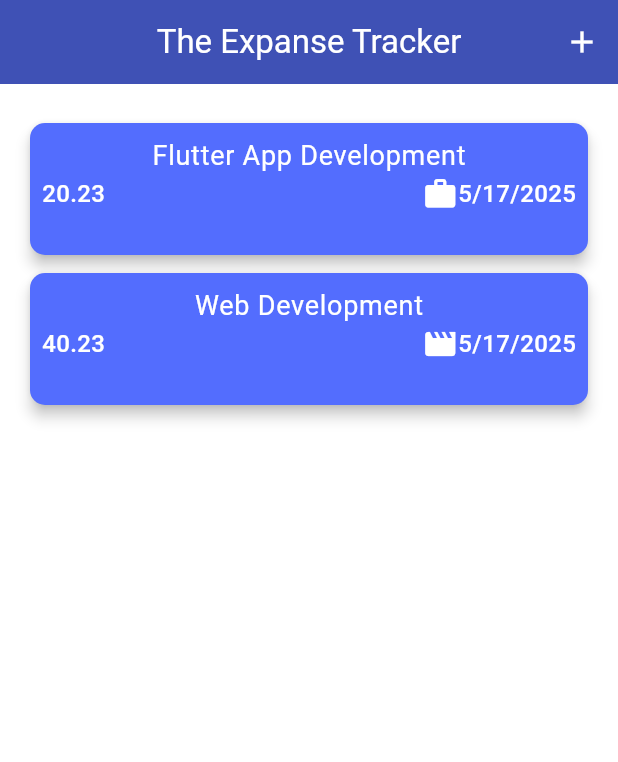
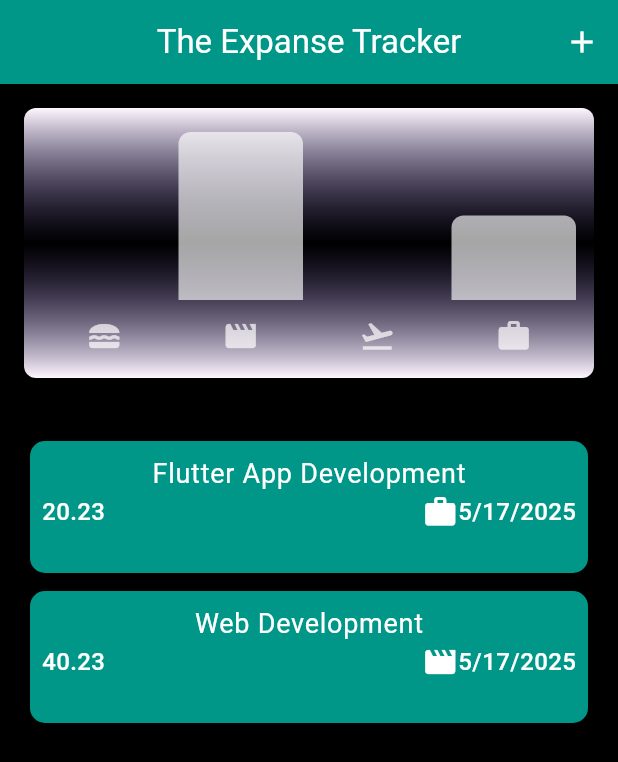
Before and after one commit to AdeelAhmadKhan36/Expanse_Tracking_App, a Flutter app: the screen it shows after launch, on a phone screen of 412 x 824 dp. Shown: the top 762 px of the screen. Run offline on Flutter 3.47's test engine with Material 3 defaults, Android fonts, the phone set to English and light mode, and no system bars.

Commit message:
Chart and chartbar

```diff
--- a/lib/mvvm/config/app_themes/theme.dart
+++ b/lib/mvvm/config/app_themes/theme.dart
@@ -4,17 +4,17 @@ final ThemeData appTheme = ThemeData(
   useMaterial3: true,
 
   // Whole App Colors
-  scaffoldBackgroundColor: Colors.white,
+  scaffoldBackgroundColor: Colors.black,
 
   // AppBar Style
   appBarTheme: AppBarTheme(
-    backgroundColor: Colors.indigo,
+    backgroundColor: Colors.teal,
     foregroundColor: Colors.white,
   ),
 
   // Card Style
   cardTheme: CardTheme(
-    color: Colors.indigoAccent,
+    color: Colors.teal,
     // margin: EdgeInsets.all(10),
     elevation: 4,
     shape: RoundedRectangleBorder(
@@ -27,4 +27,33 @@ final ThemeData appTheme = ThemeData(
     bodyLarge: TextStyle(color: Colors.white, fontSize: 18),
     bodyMedium: TextStyle(color: Colors.black87),
   ),
+
+
 );
+
+
+final kColorScheme = ColorScheme.fromSeed(seedColor: Colors.deepPurple);
+final kDarkColorScheme = ColorScheme.fromSeed(
+  seedColor: Colors.deepPurple,
+  brightness: Brightness.dark,
+);
+
+final ThemeData lightTheme = ThemeData(
+  useMaterial3: true,
+  colorScheme: kColorScheme,
+  scaffoldBackgroundColor: Colors.white,
+  appBarTheme: AppBarTheme(
+    backgroundColor: kColorScheme.primaryContainer,
+    foregroundColor: Colors.white,
+  ),
+);
+
+final ThemeData darkTheme = ThemeData(
+  useMaterial3: true,
+  colorScheme: kDarkColorScheme,
+  scaffoldBackgroundColor: Colors.black,
+  appBarTheme: AppBarTheme(
+    backgroundColor: kDarkColorScheme.primaryContainer,
+    foregroundColor: Colors.white,
+  ),
+);
--- a/lib/mvvm/model/expense_model.dart
+++ b/lib/mvvm/model/expense_model.dart
@@ -36,5 +36,22 @@ class Expanse{
      return formatter.format(date);
    }
 
+}
+class ExpenseBucket {
+  final List<Expanse>expenses;
+  final Category category ;
+  const ExpenseBucket( {required this.category, required this.expenses});
 
+  ExpenseBucket.forCategory(List<Expanse> allExpesnes, this.category, )
+      :expenses =  allExpesnes.where((expense)=> expense.category==category ).toList();
+    double get totalExpense {
+
+      double sum=0;
+      for (final expense in expenses){
+        sum+=expense.amount;
+
+      }
+      return sum;
+
+    }
 }
--- a/lib/mvvm/view/home.dart
+++ b/lib/mvvm/view/home.dart
@@ -1,6 +1,7 @@
 import 'package:expense_tracking/mvvm/model/expense_model.dart';
 import 'package:flutter/material.dart';
 
+import '../widgets/chart/chart.dart';
 import '../widgets/expanses_list/expanse_list.dart' show ExpanseList;
 import '../widgets/new_expense.dart';
 
@@ -80,6 +81,7 @@ class _Home_ScreenState extends State<Home_Screen> {
       ),
       body: Column(
         children: [
+          Chart(expenses: _registeredExpenses ,),
           Expanded(
             child: Padding(
               padding: const EdgeInsets.symmetric(
--- /dev/null
+++ b/lib/mvvm/widgets/chart/chart.dart
@@ -0,0 +1,99 @@
+import 'package:flutter/material.dart';
+
+import '../../config/app_themes/theme.dart';
+import '../../model/expense_model.dart';
+import 'chart_bar.dart';
+
+class Chart extends StatelessWidget {
+  const Chart({super.key, required this.expenses});
+
+  final List<Expanse> expenses;
+
+  List<ExpenseBucket> get buckets {
+    return [
+      ExpenseBucket.forCategory(expenses, Category.food),
+      ExpenseBucket.forCategory(expenses, Category.leisure),
+      ExpenseBucket.forCategory(expenses, Category.travel),
+      ExpenseBucket.forCategory(expenses, Category.work),
+    ];
+  }
+
+  double get maxTotalExpense {
+    double maxTotalExpense = 0;
+
+    for (final bucket in buckets) {
+      if (bucket.totalExpense > maxTotalExpense) {
+        maxTotalExpense = bucket.totalExpense;
+      }
+    }
+
+    return maxTotalExpense;
+  }
+
+  @override
+  Widget build(BuildContext context) {
+    final isDarkMode =
+        MediaQuery.of(context).platformBrightness == Brightness.dark;
+    return Container(
+      margin: const EdgeInsets.all(16),
+      padding: const EdgeInsets.symmetric(
+        vertical: 16,
+        horizontal: 8,
+      ),
+      width: double.infinity,
+      height: 180,
+      decoration: BoxDecoration(
+        borderRadius: BorderRadius.circular(8),
+        gradient: LinearGradient(
+          colors: [
+
+            appTheme.cardColor,
+            Theme.of(context).colorScheme.primary.withOpacity(0.0),
+            appTheme.cardColor,
+
+          ],
+          begin: Alignment.bottomCenter,
+          end: Alignment.topCenter,
+        ),
+      ),
+      child: Column(
+        children: [
+          Expanded(
+            child: Row(
+              crossAxisAlignment: CrossAxisAlignment.end,
+              children: [
+                for (final bucket in buckets) // alternative to map()
+                  ChartBar(
+                    fill: bucket.totalExpense == 0
+                        ? 0
+                        : bucket.totalExpense / maxTotalExpense,
+                  )
+              ],
+            ),
+          ),
+          const SizedBox(height: 12),
+          Row(
+            children: buckets
+                .map(
+                  (bucket) => Expanded(
+                child: Padding(
+                  padding: const EdgeInsets.symmetric(horizontal: 4),
+                  child: Icon(
+                    catagoryIcon[bucket.category],
+                    color: isDarkMode
+                        ? Theme.of(context).colorScheme.secondary
+                        : Theme.of(context)
+                        .colorScheme
+                        .onPrimary
+                        .withOpacity(0.7),
+                  ),
+                ),
+              ),
+            )
+                .toList(),
+          )
+        ],
+      ),
+    );
+  }
+}
--- /dev/null
+++ b/lib/mvvm/widgets/chart/chart_bar.dart
@@ -0,0 +1,34 @@
+import 'package:flutter/material.dart';
+
+class ChartBar extends StatelessWidget {
+  const ChartBar({
+    super.key,
+    required this.fill,
+  });
+
+  final double fill;
+
+  @override
+  Widget build(BuildContext context) {
+    final isDarkMode =
+        MediaQuery.of(context).platformBrightness == Brightness.dark;
+    return Expanded(
+      child: Padding(
+        padding: const EdgeInsets.symmetric(horizontal: 4),
+        child: FractionallySizedBox(
+          heightFactor: fill,
+          child: DecoratedBox(
+            decoration: BoxDecoration(
+              shape: BoxShape.rectangle,
+              borderRadius:
+              const BorderRadius.vertical(top: Radius.circular(8)),
+              color: isDarkMode
+                  ? Theme.of(context).colorScheme.secondary
+                  : Theme.of(context).colorScheme.onPrimary.withOpacity(0.65),
+            ),
+          ),
+        ),
+      ),
+    );
+  }
+}
```
